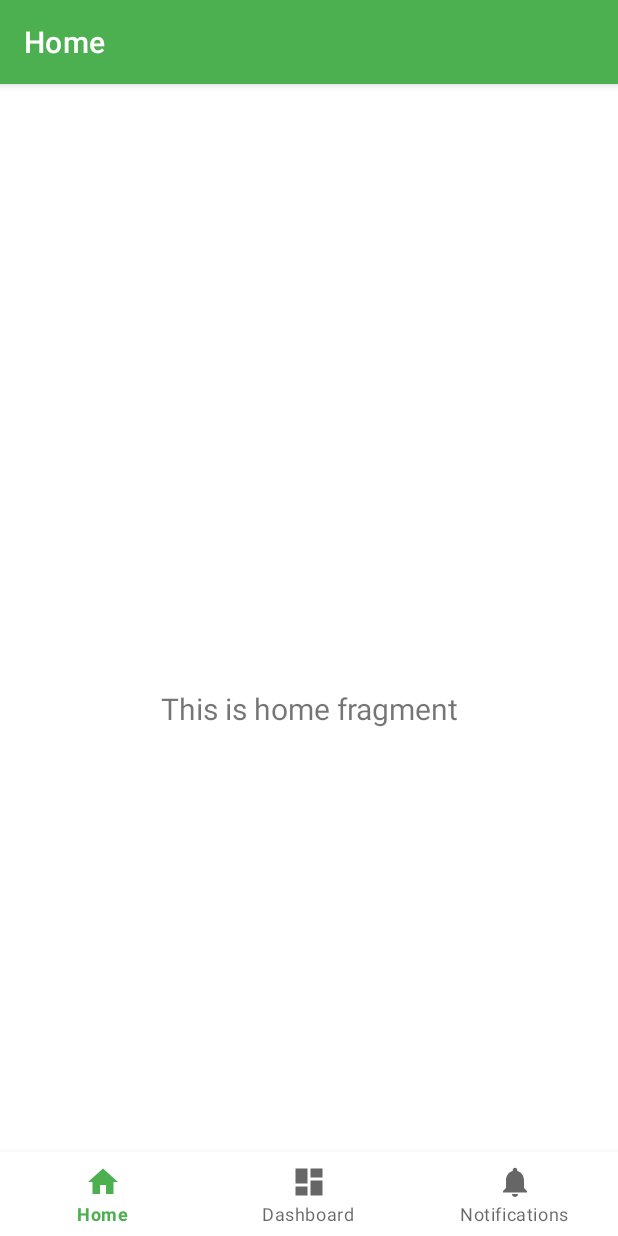
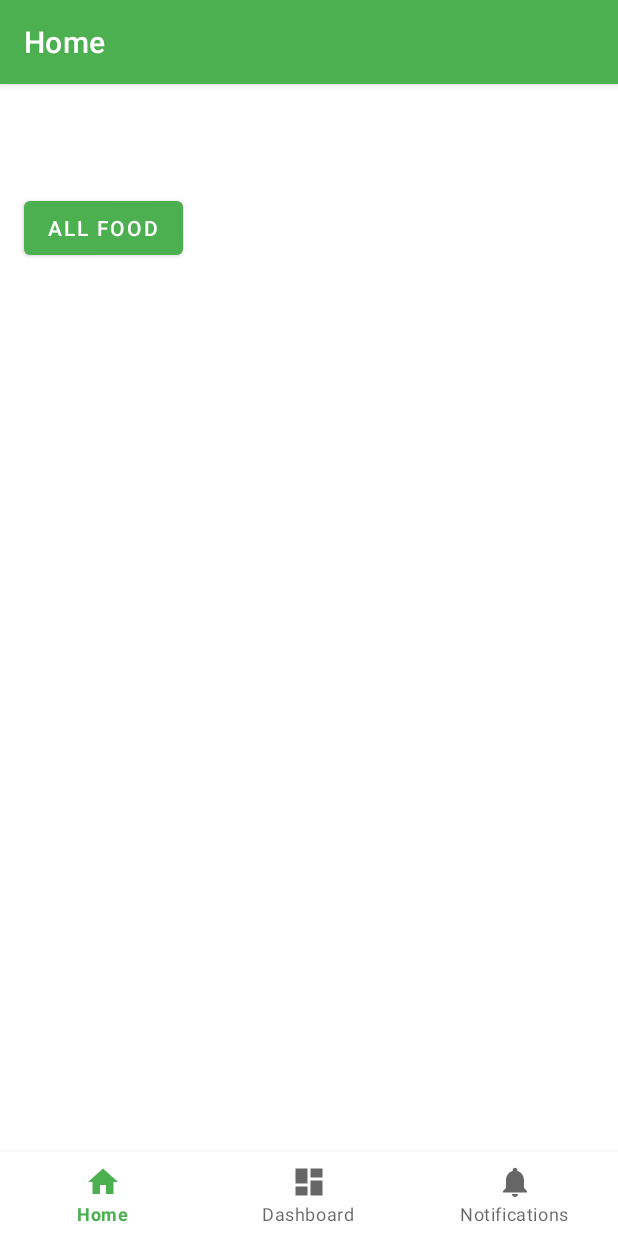
Before and after one commit to ritaadhikari/AndroidProject, an Android app: the HomeFragment screen opened directly, with no data from a screen before it, on a phone screen of 412 x 824 dp. Run offline under Robolectric (Android 15) with nearby library versions, the phone set to English and light mode, and no system bars; our stand-ins replace navigation-ui.

```diff
--- a/app/src/main/java/com/example/firstandroidproject/AddRecordActivity.java
+++ b/app/src/main/java/com/example/firstandroidproject/AddRecordActivity.java
@@ -4,6 +4,7 @@ import androidx.appcompat.app.AppCompatActivity;
 
 import android.os.Bundle;
 import android.view.View;
+import android.widget.Toast;
 
 import com.example.firstandroidproject.app.App;
 import com.example.firstandroidproject.database.dao.FoodDao;
@@ -35,6 +36,8 @@ public class AddRecordActivity extends AppCompatActivity {
                     food.setPrice(String.valueOf(Double.parseDouble(binding.etPrice.getText().toString())));
 
                     App.foodDao.insertItem(food);
+                    Toast.makeText(AddRecordActivity.this, "RecordAdded",Toast.LENGTH_SHORT).show();
+                    finish();
 
             }
         });
--- a/app/src/main/java/com/example/firstandroidproject/database/dao/FoodDao.java
+++ b/app/src/main/java/com/example/firstandroidproject/database/dao/FoodDao.java
@@ -15,6 +15,7 @@ public interface FoodDao {
     @Insert
     void insertItem(FoodEntity foodEntity);
 
+
     @Delete
     void deleteItem(FoodEntity foodEntity);
 
@@ -22,4 +23,7 @@ public interface FoodDao {
     void updateItem(FoodEntity foodEntity);
     @Query("SELECT* FROM FoodEntity")
     List<FoodEntity> getAllItems();
+
+    @Query("DELETE FROM FoodEntity")
+    void deleteAll();
 }
--- a/app/src/main/java/com/example/firstandroidproject/ui/home/HomeFragment.java
+++ b/app/src/main/java/com/example/firstandroidproject/ui/home/HomeFragment.java
@@ -1,5 +1,6 @@
 package com.example.firstandroidproject.ui.home;
 
+import android.content.Intent;
 import android.os.Bundle;
 import android.view.LayoutInflater;
 import android.view.View;
@@ -10,6 +11,7 @@ import androidx.annotation.NonNull;
 import androidx.fragment.app.Fragment;
 import androidx.lifecycle.ViewModelProvider;
 
+import com.example.firstandroidproject.DatabaseActivity;
 import com.example.firstandroidproject.databinding.FragmentHomeBinding;
 
 public class HomeFragment extends Fragment {
@@ -24,8 +26,14 @@ public class HomeFragment extends Fragment {
         binding = FragmentHomeBinding.inflate(inflater, container, false);
         View root = binding.getRoot();
 
-        final TextView textView = binding.textHome;
-        homeViewModel.getText().observe(getViewLifecycleOwner(), textView::setText);
+        binding.btnAllFood.setOnClickListener(new View.OnClickListener() {
+            @Override
+            public void onClick(View view) {
+                Intent intent =  new Intent(getActivity(), DatabaseActivity.class);
+                startActivity(intent);
+            }
+        });
+
         return root;
     }
 
--- a/app/src/main/res/layout/fragment_home.xml
+++ b/app/src/main/res/layout/fragment_home.xml
@@ -1,22 +1,17 @@
 <?xml version="1.0" encoding="utf-8"?>
-<androidx.constraintlayout.widget.ConstraintLayout xmlns:android="http://schemas.android.com/apk/res/android"
+<LinearLayout xmlns:android="http://schemas.android.com/apk/res/android"
     xmlns:app="http://schemas.android.com/apk/res-auto"
     xmlns:tools="http://schemas.android.com/tools"
     android:layout_width="match_parent"
     android:layout_height="match_parent"
+    android:orientation="vertical"
     tools:context=".ui.home.HomeFragment">
+    <Button
+        android:layout_margin="@dimen/activity_horizontal_margin"
+        android:text="@string/txtAllFood"
+        android:id="@+id/btnAllFood"
+        android:layout_width="wrap_content"
+        android:layout_height="wrap_content"/>
 
-    <TextView
-        android:id="@+id/text_home"
-        android:layout_width="match_parent"
-        android:layout_height="wrap_content"
-        android:layout_marginStart="8dp"
-        android:layout_marginTop="8dp"
-        android:layout_marginEnd="8dp"
-        android:textAlignment="center"
-        android:textSize="20sp"
-        app:layout_constraintBottom_toBottomOf="parent"
-        app:layout_constraintEnd_toEndOf="parent"
-        app:layout_constraintStart_toStartOf="parent"
-        app:layout_constraintTop_toTopOf="parent" />
-</androidx.constraintlayout.widget.ConstraintLayout>
+
+</LinearLayout>
--- a/app/src/main/res/values/strings.xml
+++ b/app/src/main/res/values/strings.xml
@@ -9,4 +9,5 @@
     <string name="txtSignUp">signup</string>
     <string name="txtDeleteAll">DeleteAll</string>
     <string name="txtAddRecord">Add</string>
+    <string name="txtAllFood">All Food</string>
 </resources>
```
Also changed, not shown: app/src/main/AndroidManifest.xml (+7 -5 lines), app/src/main/java/com/example/firstandroidproject/DatabaseActivity.java (+32 -0 lines), app/src/main/java/com/example/firstandroidproject/adapter/FoodEntityAdapter.java (added, +62 -0 lines).
